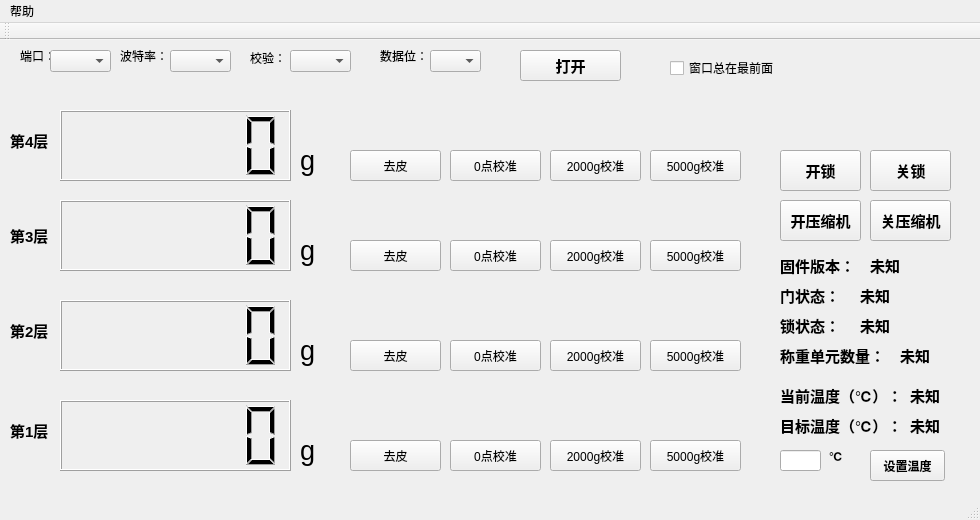
Before: the Qt Designer form iw_visual_terminal/mainwindow.ui in BobDeng1974/qt_iw_visual_terminal, drawn with Qt 5.
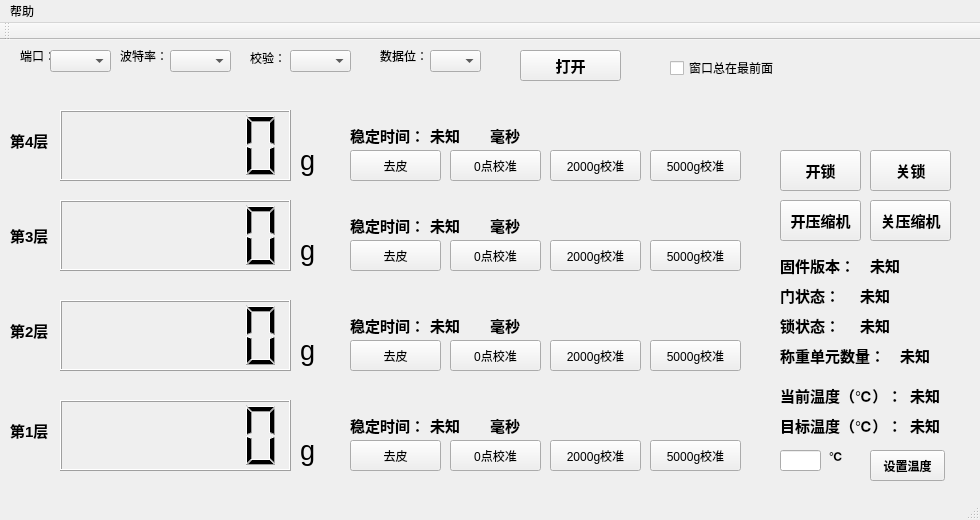
After: the same form once the commit is applied.

Commit message: 增加关门后稳定时间计算和输出

```diff
--- a/iw_visual_terminal/mainwindow.ui
+++ b/iw_visual_terminal/mainwindow.ui
@@ -973,6 +973,246 @@
      <string>开压缩机</string>
     </property>
    </widget>
+   <widget class="QLabel" name="label_17">
+    <property name="geometry">
+     <rect>
+      <x>350</x>
+      <y>80</y>
+      <width>81</width>
+      <height>31</height>
+     </rect>
+    </property>
+    <property name="font">
+     <font>
+      <pointsize>11</pointsize>
+      <weight>75</weight>
+      <bold>true</bold>
+     </font>
+    </property>
+    <property name="text">
+     <string>稳定时间：</string>
+    </property>
+   </widget>
+   <widget class="QLabel" name="stable_time_display4">
+    <property name="geometry">
+     <rect>
+      <x>430</x>
+      <y>80</y>
+      <width>51</width>
+      <height>31</height>
+     </rect>
+    </property>
+    <property name="font">
+     <font>
+      <pointsize>11</pointsize>
+      <weight>75</weight>
+      <bold>true</bold>
+     </font>
+    </property>
+    <property name="text">
+     <string>未知</string>
+    </property>
+   </widget>
+   <widget class="QLabel" name="label_19">
+    <property name="geometry">
+     <rect>
+      <x>490</x>
+      <y>80</y>
+      <width>41</width>
+      <height>31</height>
+     </rect>
+    </property>
+    <property name="font">
+     <font>
+      <pointsize>11</pointsize>
+      <weight>75</weight>
+      <bold>true</bold>
+     </font>
+    </property>
+    <property name="text">
+     <string>毫秒</string>
+    </property>
+   </widget>
+   <widget class="QLabel" name="stable_time_display3">
+    <property name="geometry">
+     <rect>
+      <x>430</x>
+      <y>170</y>
+      <width>51</width>
+      <height>31</height>
+     </rect>
+    </property>
+    <property name="font">
+     <font>
+      <pointsize>11</pointsize>
+      <weight>75</weight>
+      <bold>true</bold>
+     </font>
+    </property>
+    <property name="text">
+     <string>未知</string>
+    </property>
+   </widget>
+   <widget class="QLabel" name="label_20">
+    <property name="geometry">
+     <rect>
+      <x>490</x>
+      <y>170</y>
+      <width>41</width>
+      <height>31</height>
+     </rect>
+    </property>
+    <property name="font">
+     <font>
+      <pointsize>11</pointsize>
+      <weight>75</weight>
+      <bold>true</bold>
+     </font>
+    </property>
+    <property name="text">
+     <string>毫秒</string>
+    </property>
+   </widget>
+   <widget class="QLabel" name="label_18">
+    <property name="geometry">
+     <rect>
+      <x>350</x>
+      <y>170</y>
+      <width>81</width>
+      <height>31</height>
+     </rect>
+    </property>
+    <property name="font">
+     <font>
+      <pointsize>11</pointsize>
+      <weight>75</weight>
+      <bold>true</bold>
+     </font>
+    </property>
+    <property name="text">
+     <string>稳定时间：</string>
+    </property>
+   </widget>
+   <widget class="QLabel" name="stable_time_display2">
+    <property name="geometry">
+     <rect>
+      <x>430</x>
+      <y>270</y>
+      <width>51</width>
+      <height>31</height>
+     </rect>
+    </property>
+    <property name="font">
+     <font>
+      <pointsize>11</pointsize>
+      <weight>75</weight>
+      <bold>true</bold>
+     </font>
+    </property>
+    <property name="text">
+     <string>未知</string>
+    </property>
+   </widget>
+   <widget class="QLabel" name="label_21">
+    <property name="geometry">
+     <rect>
+      <x>490</x>
+      <y>270</y>
+      <width>41</width>
+      <height>31</height>
+     </rect>
+    </property>
+    <property name="font">
+     <font>
+      <pointsize>11</pointsize>
+      <weight>75</weight>
+      <bold>true</bold>
+     </font>
+    </property>
+    <property name="text">
+     <string>毫秒</string>
+    </property>
+   </widget>
+   <widget class="QLabel" name="label_22">
+    <property name="geometry">
+     <rect>
+      <x>350</x>
+      <y>270</y>
+      <width>81</width>
+      <height>31</height>
+     </rect>
+    </property>
+    <property name="font">
+     <font>
+      <pointsize>11</pointsize>
+      <weight>75</weight>
+      <bold>true</bold>
+     </font>
+    </property>
+    <property name="text">
+     <string>稳定时间：</string>
+    </property>
+   </widget>
+   <widget class="QLabel" name="stable_time_display1">
+    <property name="geometry">
+     <rect>
+      <x>430</x>
+      <y>370</y>
+      <width>51</width>
+      <height>31</height>
+     </rect>
+    </property>
+    <property name="font">
+     <font>
+      <pointsize>11</pointsize>
+      <weight>75</weight>
+      <bold>true</bold>
+     </font>
+    </property>
+    <property name="text">
+     <string>未知</string>
+    </property>
+   </widget>
+   <widget class="QLabel" name="label_23">
+    <property name="geometry">
+     <rect>
+      <x>490</x>
+      <y>370</y>
+      <width>41</width>
+      <height>31</height>
+     </rect>
+    </property>
+    <property name="font">
+     <font>
+      <pointsize>11</pointsize>
+      <weight>75</weight>
+      <bold>true</bold>
+     </font>
+    </property>
+    <property name="text">
+     <string>毫秒</string>
+    </property>
+   </widget>
+   <widget class="QLabel" name="label_24">
+    <property name="geometry">
+     <rect>
+      <x>350</x>
+      <y>370</y>
+      <width>81</width>
+      <height>31</height>
+     </rect>
+    </property>
+    <property name="font">
+     <font>
+      <pointsize>11</pointsize>
+      <weight>75</weight>
+      <bold>true</bold>
+     </font>
+    </property>
+    <property name="text">
+     <string>稳定时间：</string>
+    </property>
+   </widget>
   </widget>
   <widget class="QToolBar" name="mainToolBar">
    <attribute name="toolBarArea">
```
Left out of the diff: 2 changed lines with no effect on the pictures. The commit also changes 5 other files.
